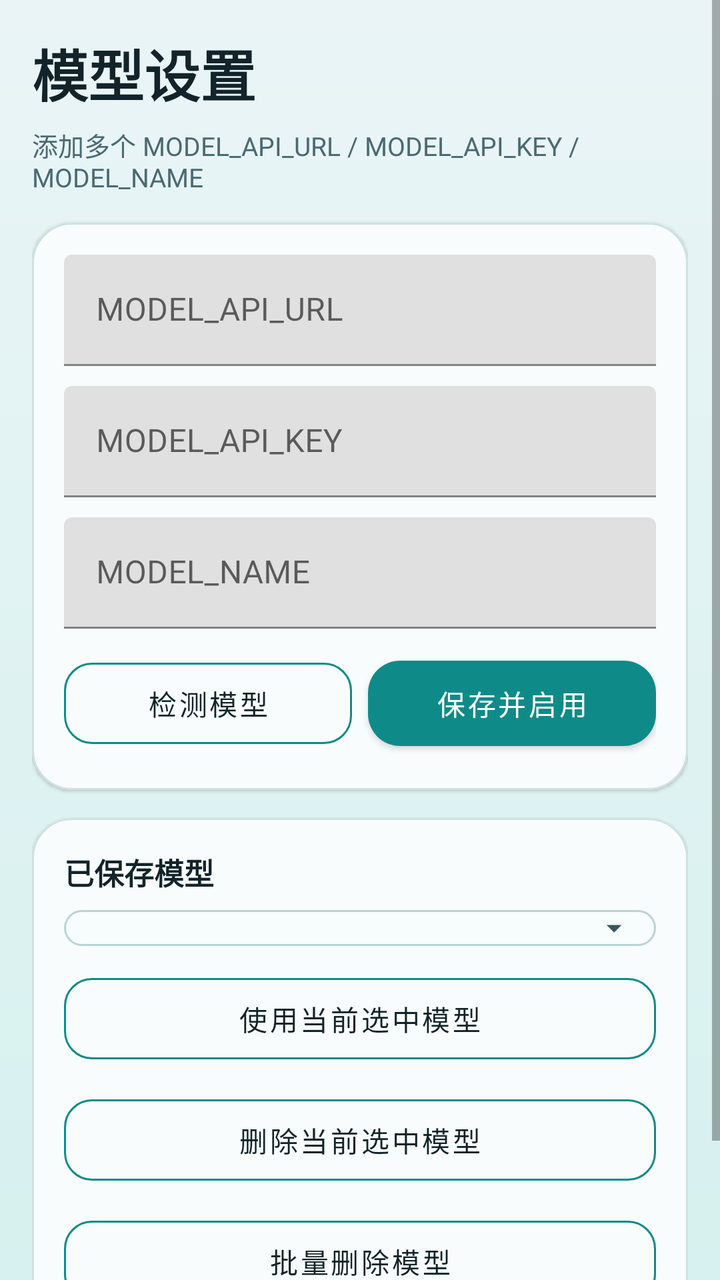
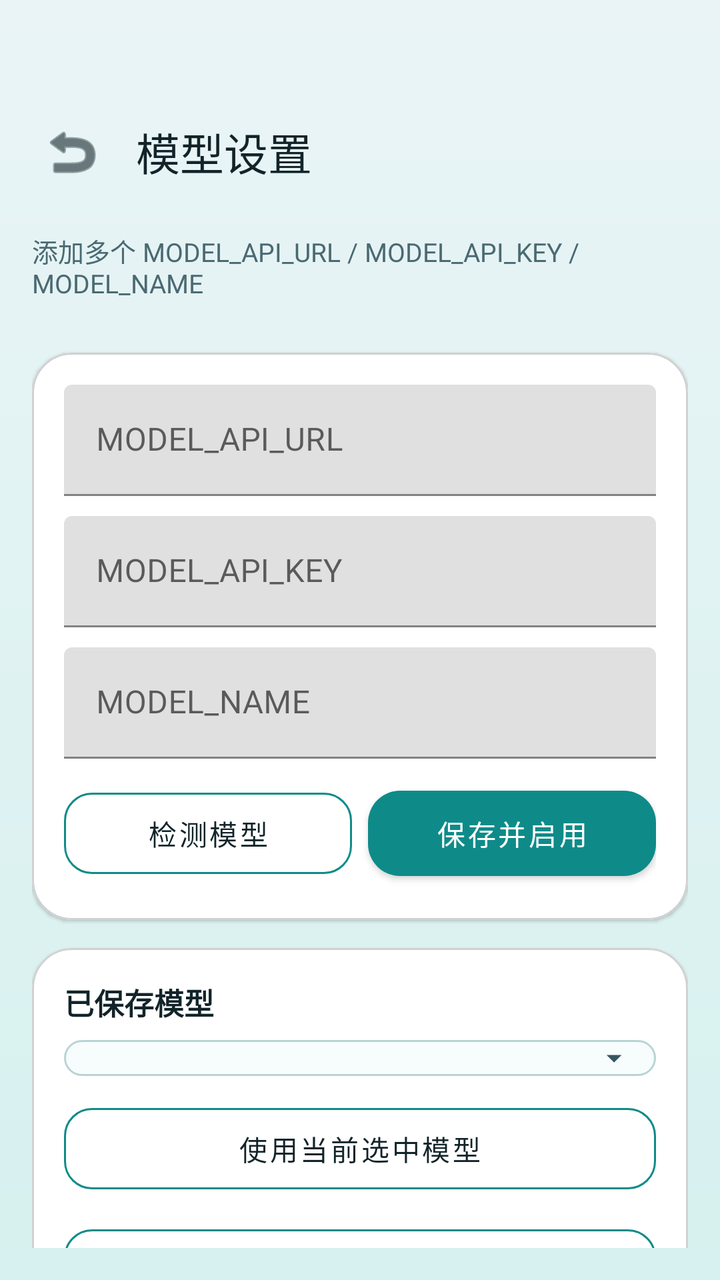

An Android layout rendered at two revisions. The XML below is the earlier revision; the diff shows what the commit changed to produce the second picture.
<!-- AndroidManifest.xml: application theme Theme.PrepPro -->
<!-- res/layout/activity_model_settings.xml -->
<?xml version="1.0" encoding="utf-8"?>
<ScrollView xmlns:android="http://schemas.android.com/apk/res/android"
    xmlns:app="http://schemas.android.com/apk/res-auto"
    android:layout_width="match_parent"
    android:layout_height="match_parent"
    android:fillViewport="true"
    android:background="@drawable/bg_app_gradient">

    <LinearLayout
        android:layout_width="match_parent"
        android:layout_height="wrap_content"
        android:orientation="vertical"
        android:padding="16dp">

        <TextView
            android:layout_width="wrap_content"
            android:layout_height="wrap_content"
            android:text="模型设置"
            android:textSize="28sp"
            android:textStyle="bold"
            android:textColor="@color/ink_900" />

        <TextView
            android:layout_width="match_parent"
            android:layout_height="wrap_content"
            android:layout_marginTop="6dp"
            android:text="添加多个 MODEL_API_URL / MODEL_API_KEY / MODEL_NAME"
            android:textColor="@color/ink_600"
            android:textSize="13sp" />

        <com.google.android.material.card.MaterialCardView
            android:layout_width="match_parent"
            android:layout_height="wrap_content"
            android:layout_marginTop="14dp"
            app:cardBackgroundColor="@color/surface_white"
            app:cardCornerRadius="20dp"
            app:strokeColor="@color/surface_stroke"
            app:strokeWidth="1dp">

            <LinearLayout
                android:layout_width="match_parent"
                android:layout_height="wrap_content"
                android:orientation="vertical"
                android:padding="16dp">

                <com.google.android.material.textfield.TextInputLayout
                    android:layout_width="match_parent"
                    android:layout_height="wrap_content"
                    android:hint="MODEL_API_URL"
                    app:boxBackgroundMode="filled"
                    app:boxStrokeColor="@color/accent_teal">

                    <com.google.android.material.textfield.TextInputEditText
                        android:id="@+id/inputModelApiUrl"
                        android:layout_width="match_parent"
                        android:layout_height="wrap_content"
                        android:singleLine="true" />
                </com.google.android.material.textfield.TextInputLayout>

                <com.google.android.material.textfield.TextInputLayout
                    android:layout_width="match_parent"
                    android:layout_height="wrap_content"
                    android:layout_marginTop="10dp"
                    android:hint="MODEL_API_KEY"
                    app:boxBackgroundMode="filled"
                    app:boxStrokeColor="@color/accent_teal">

                    <com.google.android.material.textfield.TextInputEditText
                        android:id="@+id/inputModelApiKey"
                        android:layout_width="match_parent"
                        android:layout_height="wrap_content"
                        android:singleLine="true" />
                </com.google.android.material.textfield.TextInputLayout>

                <com.google.android.material.textfield.TextInputLayout
                    android:layout_width="match_parent"
                    android:layout_height="wrap_content"
                    android:layout_marginTop="10dp"
                    android:hint="MODEL_NAME"
                    app:boxBackgroundMode="filled"
                    app:boxStrokeColor="@color/accent_teal">

                    <com.google.android.material.textfield.TextInputEditText
                        android:id="@+id/inputModelName"
                        android:layout_width="match_parent"
                        android:layout_height="wrap_content"
                        android:singleLine="true" />
                </com.google.android.material.textfield.TextInputLayout>

                <LinearLayout
                    android:layout_width="match_parent"
                    android:layout_height="wrap_content"
                    android:layout_marginTop="10dp"
                    android:orientation="horizontal">

                    <com.google.android.material.button.MaterialButton
                        android:id="@+id/buttonDetectModels"
                        style="@style/Widget.PrepPro.Button.Secondary"
                        android:layout_width="0dp"
                        android:layout_height="wrap_content"
                        android:layout_weight="1"
                        android:text="检测模型" />

                    <com.google.android.material.button.MaterialButton
                        android:id="@+id/buttonAddModelSetting"
                        style="@style/Widget.PrepPro.Button.Highlight"
                        android:layout_width="0dp"
                        android:layout_height="wrap_content"
                        android:layout_marginStart="8dp"
                        android:layout_weight="1"
                        android:text="保存并启用" />
                </LinearLayout>
            </LinearLayout>
        </com.google.android.material.card.MaterialCardView>

        <com.google.android.material.card.MaterialCardView
            android:layout_width="match_parent"
            android:layout_height="wrap_content"
            android:layout_marginTop="14dp"
            app:cardBackgroundColor="@color/surface_white"
            app:cardCornerRadius="20dp"
            app:strokeColor="@color/surface_stroke"
            app:strokeWidth="1dp">

            <LinearLayout
                android:layout_width="match_parent"
                android:layout_height="wrap_content"
                android:orientation="vertical"
                android:padding="16dp">

                <TextView
                    android:layout_width="wrap_content"
                    android:layout_height="wrap_content"
                    android:text="已保存模型"
                    android:textColor="@color/ink_900"
                    android:textSize="15sp"
                    android:textStyle="bold" />

                <Spinner
                    android:id="@+id/spinnerModelProfiles"
                    android:layout_width="match_parent"
                    android:layout_height="wrap_content"
                    android:layout_marginTop="8dp"
                    android:background="@drawable/bg_spinner_field"
                    android:popupBackground="@drawable/bg_spinner_popup" />

                <com.google.android.material.button.MaterialButton
                    android:id="@+id/buttonUseSelectedProfile"
                    style="@style/Widget.PrepPro.Button.Secondary"
                    android:layout_width="match_parent"
                    android:layout_height="wrap_content"
                    android:layout_marginTop="10dp"
                    android:text="使用当前选中模型" />

                <com.google.android.material.button.MaterialButton
                    android:id="@+id/buttonDeleteSelectedProfile"
                    style="@style/Widget.PrepPro.Button.Secondary"
                    android:layout_width="match_parent"
                    android:layout_height="wrap_content"
                    android:layout_marginTop="8dp"
                    android:text="删除当前选中模型" />

                <com.google.android.material.button.MaterialButton
                    android:id="@+id/buttonBatchDeleteProfiles"
                    style="@style/Widget.PrepPro.Button.Secondary"
                    android:layout_width="match_parent"
                    android:layout_height="wrap_content"
                    android:layout_marginTop="8dp"
                    android:text="批量删除模型" />

                <TextView
                    android:id="@+id/textModelStatus"
                    android:layout_width="match_parent"
                    android:layout_height="wrap_content"
                    android:layout_marginTop="10dp"
                    android:text="状态: 待操作"
                    android:textColor="@color/ink_700"
                    android:textSize="13sp" />
            </LinearLayout>
        </com.google.android.material.card.MaterialCardView>

    </LinearLayout>
</ScrollView>
<!-- resources referenced by this layout -->
<resources>
  <color name="accent_teal">#0E8B89</color>
  <color name="ink_600">#4A6A72</color>
  <color name="ink_700">#365760</color>
  <color name="ink_900">#122429</color>
  <color name="surface_stroke">#CFE1E1</color>
  <color name="surface_white">#F9FCFC</color>
  <!-- drawable bg_app_gradient (drawable) -->
  <?xml version="1.0" encoding="utf-8"?>
  <shape xmlns:android="http://schemas.android.com/apk/res/android" android:shape="rectangle">
      <gradient
          android:angle="90"
          android:startColor="@color/background_top"
          android:endColor="@color/background_bottom" />
  </shape>
  <!-- drawable bg_spinner_field (drawable) -->
  <?xml version="1.0" encoding="utf-8"?>
  <layer-list xmlns:android="http://schemas.android.com/apk/res/android">
      <item>
          <shape android:shape="rectangle">
              <solid android:color="#F7FCFC" />
              <corners android:radius="14dp" />
              <stroke
                  android:width="1dp"
                  android:color="#B9D4D4" />
          </shape>
      </item>
  
      <item
          android:width="18dp"
          android:height="18dp"
          android:gravity="end|center_vertical"
          android:right="12dp"
          android:drawable="@drawable/ic_spinner_chevron" />
  </layer-list>
  <!-- drawable bg_spinner_popup (drawable) -->
  <?xml version="1.0" encoding="utf-8"?>
  <shape xmlns:android="http://schemas.android.com/apk/res/android"
      android:shape="rectangle">
      <solid android:color="#F9FCFC" />
      <corners android:radius="14dp" />
      <stroke
          android:width="1dp"
          android:color="#CFE1E1" />
  </shape>
  <style name="Widget.PrepPro.Button.Highlight" parent="Widget.MaterialComponents.Button">
          <item name="android:textAllCaps">false</item>
          <item name="cornerRadius">16dp</item>
          <item name="backgroundTint">@color/accent_teal</item>
          <item name="android:textColor">@android:color/white</item>
          <item name="android:paddingTop">11dp</item>
          <item name="android:paddingBottom">11dp</item>
      </style>
  <style name="Widget.PrepPro.Button.Secondary" parent="Widget.MaterialComponents.Button.OutlinedButton">
          <item name="android:textAllCaps">false</item>
          <item name="cornerRadius">14dp</item>
          <item name="strokeColor">@color/accent_teal</item>
          <item name="android:textColor">@color/ink_900</item>
          <item name="android:paddingTop">10dp</item>
          <item name="android:paddingBottom">10dp</item>
      </style>
  <style name="Theme.PrepPro" parent="Theme.MaterialComponents.Light.NoActionBar">
          <item name="colorPrimary">@color/brand_cyan</item>
          <item name="colorPrimaryVariant">@color/brand_cyan_dark</item>
          <item name="colorSecondary">@color/accent_teal</item>
          <item name="android:statusBarColor">@color/background_top</item>
          <item name="android:windowBackground">@drawable/bg_app_gradient</item>
      </style>
  <color name="background_top">#D6F1EF</color>
  <color name="background_bottom">#EAF4F6</color>
  <!-- drawable ic_spinner_chevron (drawable) -->
  <?xml version="1.0" encoding="utf-8"?>
  <vector xmlns:android="http://schemas.android.com/apk/res/android"
      android:width="18dp"
      android:height="18dp"
      android:viewportWidth="24"
      android:viewportHeight="24">
      <path
          android:fillColor="#365760"
          android:pathData="M7,10l5,5l5,-5" />
  </vector>
  <color name="brand_cyan">#0CA7A5</color>
  <color name="brand_cyan_dark">#087B79</color>
</resources>

<!-- the commit's change to res/layout/activity_model_settings.xml (unified diff, before → after) -->
@@ -1,32 +1,61 @@
 <?xml version="1.0" encoding="utf-8"?>
-<ScrollView xmlns:android="http://schemas.android.com/apk/res/android"
+<LinearLayout xmlns:android="http://schemas.android.com/apk/res/android"
     xmlns:app="http://schemas.android.com/apk/res-auto"
     android:layout_width="match_parent"
     android:layout_height="match_parent"
-    android:fillViewport="true"
-    android:background="@drawable/bg_app_gradient">
-
+    android:id="@+id/rootLayoutModel"
+    android:orientation="vertical"
+    android:padding="16dp">
+
+    
     <LinearLayout
+        android:id="@+id/headerContainer"
         android:layout_width="match_parent"
         android:layout_height="wrap_content"
-        android:orientation="vertical"
-        android:padding="16dp">
+        android:layout_marginTop="40dp"
+        android:gravity="center_vertical"
+        android:orientation="horizontal"
+        android:paddingBottom="20dp">
+
+        <ImageButton
+            android:id="@+id/buttonBack"
+            android:layout_width="40dp"
+            android:layout_height="40dp"
+            android:background="?attr/selectableItemBackgroundBorderless"
+            android:src="@android:drawable/ic_menu_revert"
+            android:tint="@color/ink_900" />
 
         <TextView
-            android:layout_width="wrap_content"
-            android:layout_height="wrap_content"
+            android:id="@+id/textTitle"
+            android:layout_width="0dp"
+            android:layout_height="wrap_content"
+            android:layout_marginStart="12dp"
+            android:layout_weight="1"
+            android:fontFamily="sans-serif-medium"
             android:text="模型设置"
-            android:textSize="28sp"
-            android:textStyle="bold"
-            android:textColor="@color/ink_900" />
-
-        <TextView
+            android:textColor="@color/ink_900"
+            android:textSize="22sp" />
+    </LinearLayout>
+
+    <ScrollView
+        android:layout_width="match_parent"
+        android:layout_height="0dp"
+        android:layout_weight="1"
+        android:fillViewport="true"
+        android:scrollbars="none">
+
+        <LinearLayout
             android:layout_width="match_parent"
             android:layout_height="wrap_content"
-            android:layout_marginTop="6dp"
-            android:text="添加多个 MODEL_API_URL / MODEL_API_KEY / MODEL_NAME"
-            android:textColor="@color/ink_600"
-            android:textSize="13sp" />
+            android:orientation="vertical">
+
+            <TextView
+                android:layout_width="match_parent"
+                android:layout_height="wrap_content"
+                android:layout_marginBottom="12dp"
+                android:text="添加多个 MODEL_API_URL / MODEL_API_KEY / MODEL_NAME"
+                android:textColor="@color/ink_600"
+                android:textSize="13sp" />
 
         <com.google.android.material.card.MaterialCardView
             android:layout_width="match_parent"
@@ -47,8 +76,7 @@
                     android:layout_width="match_parent"
                     android:layout_height="wrap_content"
                     android:hint="MODEL_API_URL"
-                    app:boxBackgroundMode="filled"
-                    app:boxStrokeColor="@color/accent_teal">
+                    app:boxBackgroundMode="filled">
 
                     <com.google.android.material.textfield.TextInputEditText
                         android:id="@+id/inputModelApiUrl"
@@ -62,8 +90,7 @@
                     android:layout_height="wrap_content"
                     android:layout_marginTop="10dp"
                     android:hint="MODEL_API_KEY"
-                    app:boxBackgroundMode="filled"
-                    app:boxStrokeColor="@color/accent_teal">
+                    app:boxBackgroundMode="filled">
 
                     <com.google.android.material.textfield.TextInputEditText
                         android:id="@+id/inputModelApiKey"
@@ -77,8 +104,7 @@
                     android:layout_height="wrap_content"
                     android:layout_marginTop="10dp"
                     android:hint="MODEL_NAME"
-                    app:boxBackgroundMode="filled"
-                    app:boxStrokeColor="@color/accent_teal">
+                    app:boxBackgroundMode="filled">
 
                     <com.google.android.material.textfield.TextInputEditText
                         android:id="@+id/inputModelName"
@@ -180,4 +206,5 @@
         </com.google.android.material.card.MaterialCardView>
 
     </LinearLayout>
-</ScrollView>
+    </ScrollView>
+</LinearLayout>
<!-- resource entries referenced after the edit -->
@@ -4,8 +4,8 @@
   <color name="ink_600">#4A6A72</color>
   <color name="ink_700">#365760</color>
   <color name="ink_900">#122429</color>
-  <color name="surface_stroke">#CFE1E1</color>
-  <color name="surface_white">#F9FCFC</color>
+  <color name="surface_stroke">#D1D1D1</color>
+  <color name="surface_white">#FFFFFF</color>
   <!-- drawable bg_app_gradient (drawable) -->
   <?xml version="1.0" encoding="utf-8"?>
   <shape xmlns:android="http://schemas.android.com/apk/res/android" android:shape="rectangle">
